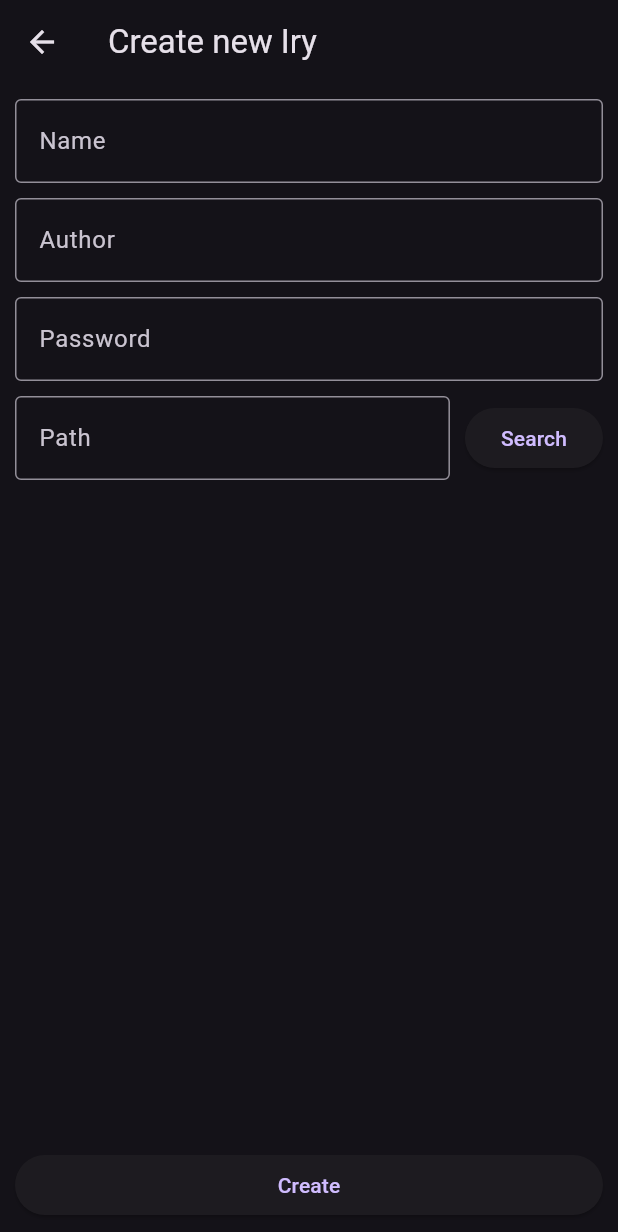
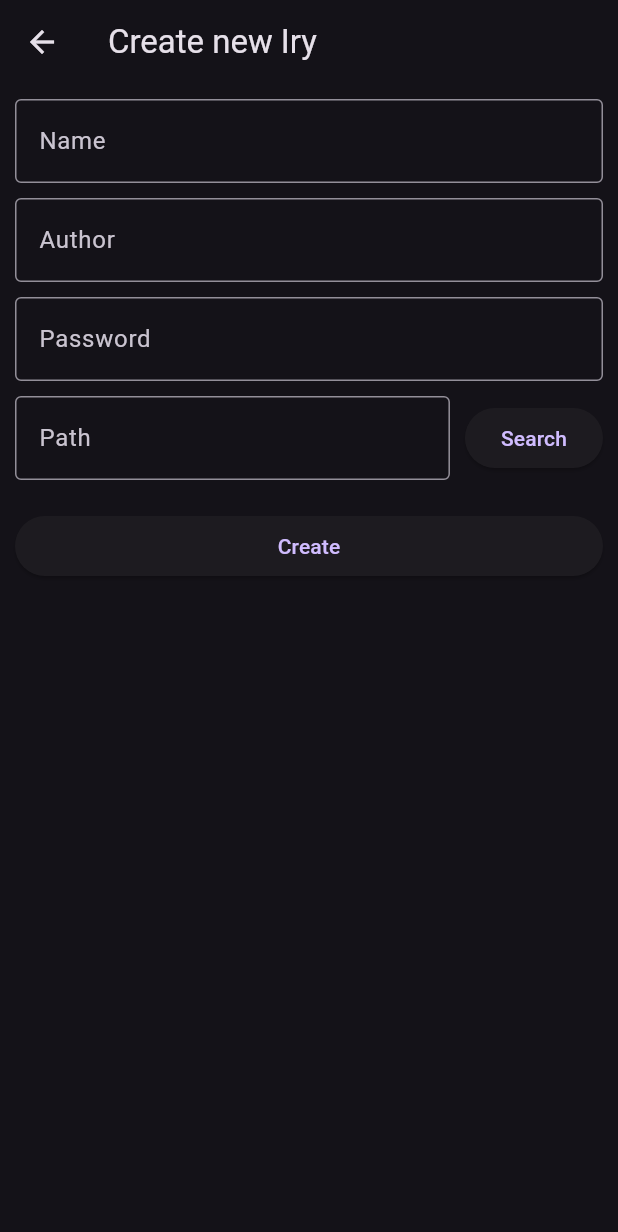
Before and after one commit to NomikuH8/deairy, a Flutter app: the CreateIryScreen screen opened directly, after a tap on "Search", on a phone screen of 412 x 824 dp. Shown: the top 1232 px of the screen. Run offline on Flutter 3.47's test engine with Material 3 defaults, Android fonts, the phone set to English and light mode, and no system bars; our stand-ins replace file_picker, get.

Commit message:
Made adjustments to create iry screen

```diff
--- /dev/null
+++ b/lib/constants/app_constraints.dart
@@ -0,0 +1,3 @@
+class AppConstraints {
+  static const maxWidth = 800.0;
+}
--- a/lib/screens/create_iry_screen.dart
+++ b/lib/screens/create_iry_screen.dart
@@ -1,3 +1,5 @@
+import 'package:deairy/constants/app_constraints.dart';
+import 'package:file_picker/file_picker.dart';
 import 'package:flutter/material.dart';
 
 class CreateIryScreen extends StatefulWidget {
@@ -13,18 +15,27 @@ class _CreateIryScreenState extends State<CreateIryScreen> {
   final _passwordField = TextEditingController();
   final _pathField = TextEditingController();
 
+  void searchFilePath(BuildContext context) async {
+    var result = await FilePicker.platform.saveFile(
+      dialogTitle: "Select a place to put the iry file",
+    );
+  }
+
   @override
   Widget build(BuildContext context) {
     return Scaffold(
       appBar: AppBar(
         title: const Text("Create new Iry"),
       ),
-      body: Column(
+      body: Center(
+        child: Column(
           mainAxisAlignment: MainAxisAlignment.start,
           children: [
-          Expanded(
-            child: SingleChildScrollView(
-              child: Padding(
+            SingleChildScrollView(
+              child: Container(
+                constraints: const BoxConstraints(
+                  maxWidth: AppConstraints.maxWidth,
+                ),
                 padding: const EdgeInsets.all(10.0),
                 child: Column(
                   children: [
@@ -50,6 +61,9 @@ class _CreateIryScreenState extends State<CreateIryScreen> {
                     ),
                     TextField(
                       controller: _passwordField,
+                      autocorrect: false,
+                      enableSuggestions: false,
+                      obscureText: true,
                       decoration: const InputDecoration(
                         border: OutlineInputBorder(),
                         label: Text("Password"),
@@ -64,6 +78,7 @@ class _CreateIryScreenState extends State<CreateIryScreen> {
                         Expanded(
                           child: TextField(
                             controller: _pathField,
+                            readOnly: true,
                             decoration: const InputDecoration(
                               border: OutlineInputBorder(),
                               label: Text("Path"),
@@ -74,7 +89,7 @@ class _CreateIryScreenState extends State<CreateIryScreen> {
                           width: 10,
                         ),
                         ElevatedButton(
-                          onPressed: () {},
+                          onPressed: () => searchFilePath(context),
                           child: const Text("Search"),
                         )
                       ],
@@ -83,9 +98,11 @@ class _CreateIryScreenState extends State<CreateIryScreen> {
                 ),
               ),
             ),
+            Container(
+              padding: const EdgeInsets.all(10.0),
+              constraints: const BoxConstraints(
+                maxWidth: AppConstraints.maxWidth,
               ),
-          Padding(
-            padding: const EdgeInsets.all(10.0),
               child: Row(
                 children: [
                   Expanded(
@@ -99,6 +116,7 @@ class _CreateIryScreenState extends State<CreateIryScreen> {
             ),
           ],
         ),
+      ),
     );
   }
 }
```
Lines whose indentation alone changed are shown as unchanged.
